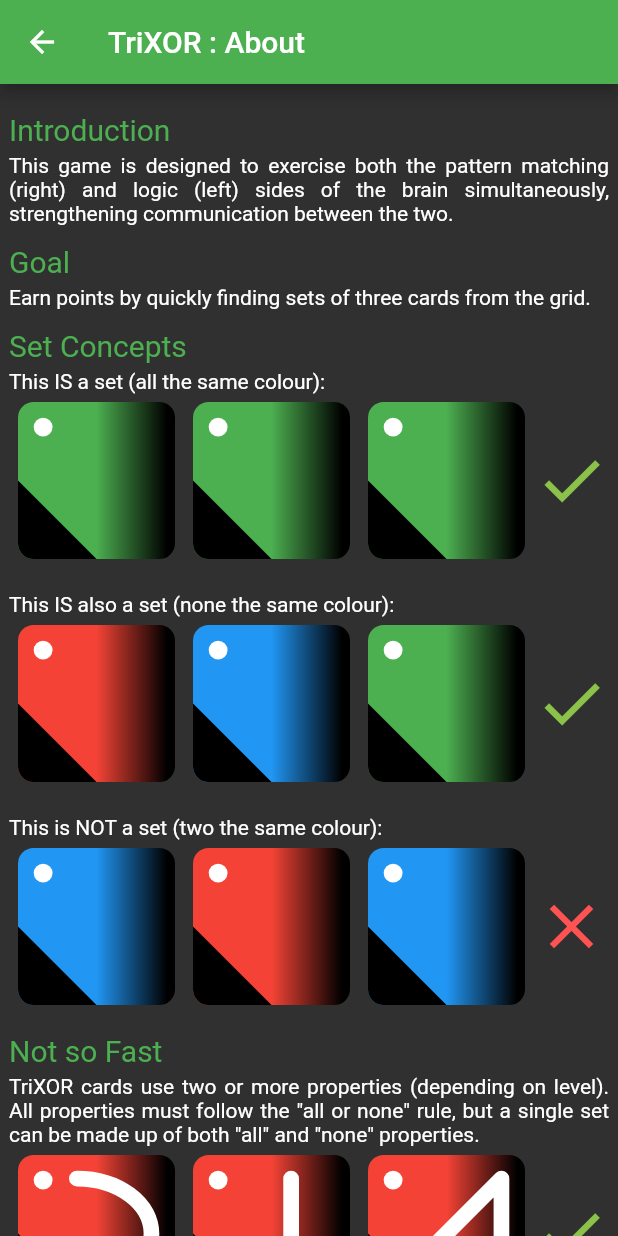
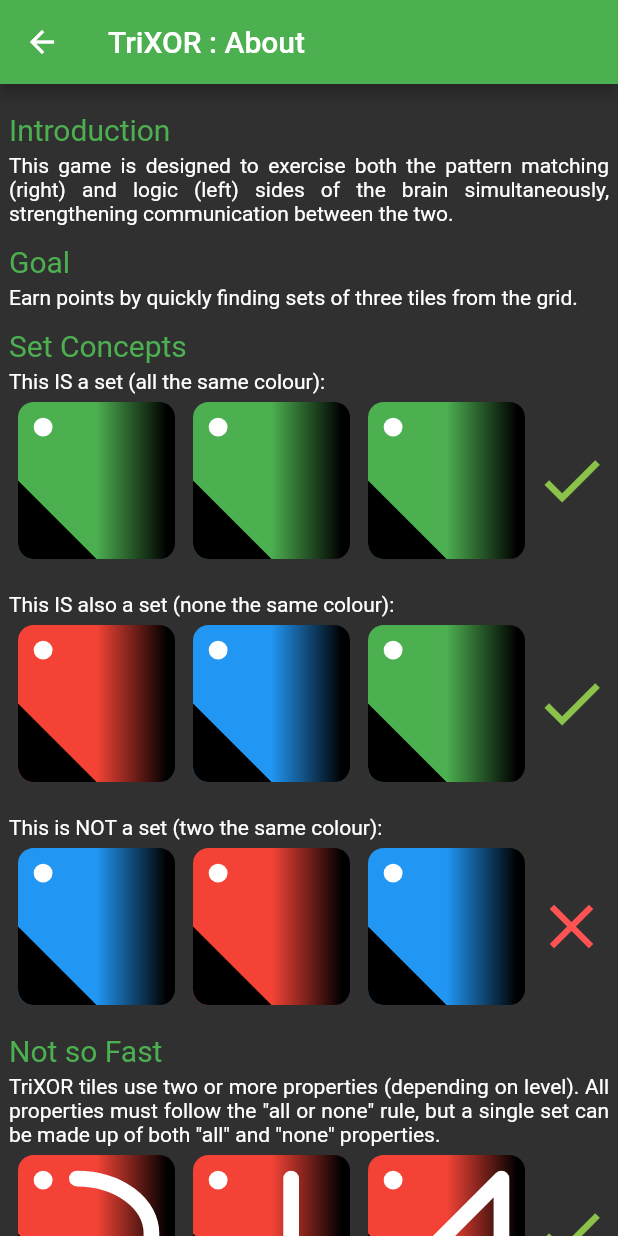
Before and after one commit to krolaw/trixor, a Flutter app: the screen it shows after launch, after a tap on "About", on a phone screen of 412 x 824 dp. Run offline on Flutter 3.47's test engine with Material 2 defaults, Android fonts, the phone set to English and light mode, and no system bars; our stand-ins replace just_audio, package_info, shared_preferences, sqflite, vibration, wakelock; accounts and stored records are empty.

```diff
--- a/lib/about.dart
+++ b/lib/about.dart
@@ -42,7 +42,7 @@ class HowToPlay extends StatelessWidget {
         .toList();
   }
 
-  Widget _cardRow(BuildContext context, Iterable<List<int>> attrs, bool omit,
+  Widget _tileRow(BuildContext context, Iterable<List<int>> attrs, bool omit,
           bool isSet) =>
       Row(
         mainAxisSize: MainAxisSize.min,
@@ -90,35 +90,35 @@ class HowToPlay extends StatelessWidget {
           ),
           Text("Goal", style: headStyle),
           Text(
-            "Earn points by quickly finding sets of three cards"
+            "Earn points by quickly finding sets of three tiles"
             " from the grid.",
             textAlign: TextAlign.justify,
           ),
           Text("Set Concepts", style: headStyle),
           Text("This IS a set (all the same colour):"),
-          _cardRow(context, s1.map((e) => [e, -1, 0, 0]), true, true),
+          _tileRow(context, s1.map((e) => [e, -1, 0, 0]), true, true),
           Text("\nThis IS also a set (none the same colour):"),
-          _cardRow(context, s2.map((e) => [e, -1, 0, 0]), true, true),
+          _tileRow(context, s2.map((e) => [e, -1, 0, 0]), true, true),
           Text("\nThis is NOT a set (two the same colour):"),
-          _cardRow(context, s3.map((e) => [e, -1, 0, 0]), true, false),
+          _tileRow(context, s3.map((e) => [e, -1, 0, 0]), true, false),
           Text("Not so Fast", style: headStyle),
           Text(
-              "TriXOR cards use two or more properties (depending on level)."
+              "TriXOR tiles use two or more properties (depending on level)."
               " All properties must follow the \"all or none\" rule, but a single set"
               " can be made up of both \"all\" and \"none\" properties.",
               textAlign: TextAlign.justify),
-          _cardRow(context, a1, false, true),
-          _cardRow(context, a2, false, true),
-          _cardRow(context, a3, false, true),
+          _tileRow(context, a1, false, true),
+          _tileRow(context, a2, false, true),
+          _tileRow(context, a3, false, true),
           Text("\nColor mismatch"),
-          _cardRow(context, a4, false, false),
+          _tileRow(context, a4, false, false),
           Text("\nSymbol mismatch"),
-          _cardRow(context, a5, false, false),
+          _tileRow(context, a5, false, false),
           Text("Game Details", style: headStyle),
           ...<Widget>[
             ...[
               "There is exactly one set on the grid at any given time.",
-              "When the set is found, its three cards are replaced and the game continues.",
+              "When the set is found, its three tiles are replaced and the game continues.",
               "Each set increases the game score by between 1 and 30 points,"
                   " depending on the time taken to find it.",
               "Each set increases the remaining game time by between 0 and 20 seconds,"
@@ -162,7 +162,7 @@ class HowToPlay extends StatelessWidget {
                           Text(" • "),
                           Expanded(child: Text(c, textAlign: TextAlign.justify))
                         ])),
-                _cardRow(context, p1, false, true),
+                _tileRow(context, p1, false, true),
               ],
             )
           ].asMap().entries.map((c) => Container(
@@ -197,9 +197,9 @@ of the brain simultaneously, strengthening communication between the two.
 
 # Goal
 
-Find a group of three cards, where if two cards share the same property, so must
+Find a group of three tiles, where if two tiles share the same property, so must
 the third. Sharing no properties is also valid. Depending on the game level,
-cards will have three to five properties (colour, shape, number, background and
+tiles will have three to five properties (colour, shape, number, background and
 pattern), all must follow the property rule.
 
 These are groups:
@@ -221,7 +221,7 @@ Shape Mismatch
 # Game Play
 Your score and potentially your remaining time increases depending on how fast
 you find each group. There is only ever one possible group on the screen at one
-time. Once found, the three cards are replaced and the game continues.,
+time. Once found, the three tiles are replaced and the game continues.,
 
 # Created by
 Richard Warburton of http://www.prototec.co.nz
--- a/lib/cardView.dart
+++ b/lib/cardView.dart
@@ -43,9 +43,9 @@ class CardPainter extends CustomPainter {
 
   final List<int> attrs;
   final List<int> fail;
-  final failCol = Colors.purpleAccent.shade100;
-  final failCol2 = Colors.purpleAccent.shade400;
-  final failCol3 = Colors.purpleAccent.shade700;
+  final failCol = Colors.grey;
+  final failCol2 = Colors.grey.shade300;
+  final failCol3 = Colors.grey.shade700;
   CardPainter(logic.Card card, {bool omit = false, logic.Card? fail})
       : attrs = [...card.attrs],
         fail = [...(fail?.attrs ?? [])] {
@@ -57,16 +57,24 @@ class CardPainter extends CustomPainter {
   void paint(Canvas canvas, Size size) {
     final Paint p = Paint();
 
-    final colour = fail[0] == attrs[0] ? failCol2 : colours[attrs[0]];
+    final colour =
+        (fail[0] != -1 && fail[0] != attrs[0]) ? failCol2 : colours[attrs[0]];
 
     canvas.clipRRect(RRect.fromLTRBR(0, 0, size.width, size.height,
         Radius.elliptical(size.width / 10, size.height / 10)));
 
-    switch (attrs.length > 3 ? attrs[3] : 1) {
+    var gradAttr = attrs.length > 3 ? attrs[3] : 1;
+    if (gradAttr == 1 && fail[3] != -1 && fail[3] != 1) {
+      gradAttr = fail[3];
+    }
+
+    switch (gradAttr) {
       case 0:
         p.shader = ui.Gradient.linear(Offset(0, 0), Offset(size.width, 0), [
           colour,
-          attrs.length > 3 && fail[3] == attrs[3] ? failCol3 : Colors.black
+          (attrs.length > 3 && fail[3] != -1 && fail[3] != attrs[3])
+              ? failCol3
+              : Colors.black
         ], [
           0.5,
           0.95
@@ -79,7 +87,10 @@ class CardPainter extends CustomPainter {
         p.shader = ui.Gradient.linear(
             Offset(0, 0),
             Offset(size.width * 0.20, size.height * 0.10),
-            [colour, fail[3] == attrs[3] ? failCol3 : Colors.black],
+            [
+              colour,
+              (fail[3] != -1 && fail[3] != attrs[3]) ? failCol3 : Colors.black
+            ],
             [0.6, 0.6],
             TileMode.repeated);
         break;
@@ -89,7 +100,7 @@ class CardPainter extends CustomPainter {
 
     final pp = Paint()
       ..color = attrs.length > 4
-          ? (fail[4] == attrs[4] ? failCol3 : Colors.black)
+          ? (fail[4] != -1 && fail[4] != attrs[4] ? failCol3 : Colors.black)
           : Colors.black;
 
     switch (attrs.length > 4 ? this.attrs[4] : 0) {
@@ -157,7 +168,8 @@ class CardPainter extends CustomPainter {
             ..style = PaintingStyle.stroke
             ..strokeCap = StrokeCap.round
             ..strokeJoin = StrokeJoin.round
-            ..color = fail[1] == attrs[1] ? failCol : Colors.white
+            ..color =
+                (fail[1] != -1 && fail[1] != attrs[1]) ? failCol : Colors.white
             ..strokeWidth = width);
     }
 
@@ -167,7 +179,10 @@ class CardPainter extends CustomPainter {
         canvas.drawCircle(
             Offset(width + o / 2, width + o / 2 + i * o * 1.5),
             o / 2,
-            Paint()..color = fail[2] == attrs[2] ? failCol : Colors.white);
+            Paint()
+              ..color = (fail[2] != -1 && fail[2] != attrs[2])
+                  ? failCol
+                  : Colors.white);
     }
   }
 
--- a/lib/logic.dart
+++ b/lib/logic.dart
@@ -87,7 +87,7 @@ class Board {
           final b = cards[1].attrs[i];
           final c = cards[2].attrs[i];
           if (_match(a, b) == c) return -1;
-          return cards[a == b ? 2 : (a == c ? 1 : 0)].attrs[i];
+          return cards[a == b ? 0 : (a == c ? 0 : 1)].attrs[i];
         }))
       ];
     }
--- a/lib/main.dart
+++ b/lib/main.dart
@@ -1,11 +1,14 @@
+import 'package:flutter/foundation.dart';
 import 'package:flutter/material.dart';
 import 'package:package_info/package_info.dart';
 import 'highscores.dart';
+import 'licences.dart';
 import 'settings.dart';
 import 'game.dart';
 import 'about.dart';
 
 void main() {
+  LicenseRegistry.addLicense(() => licenses());
   runApp(MyApp());
 }
 
@@ -15,6 +18,7 @@ class MyApp extends StatelessWidget {
   Widget build(BuildContext context) {
     return MaterialApp(
       title: 'TriXOR',
+      debugShowCheckedModeBanner: false,
       theme: ThemeData(
         // This is the theme of your application.
         //
@@ -39,7 +43,8 @@ class MyApp extends StatelessWidget {
               visualDensity: VisualDensity.compact,
               backgroundColor: Colors.green,
               primary: Colors.white),
-          )),
+        ),
+      ),
       home: MyHomePage(),
     );
   }
--- a/pubspec.yaml
+++ b/pubspec.yaml
@@ -15,7 +15,7 @@ publish_to: 'none' # Remove this line if you wish to publish to pub.dev
 # In iOS, build-name is used as CFBundleShortVersionString while build-number used as CFBundleVersion.
 # Read more about iOS versioning at
 # https://developer.apple.com/library/archive/documentation/General/Reference/InfoPlistKeyReference/Articles/CoreFoundationKeys.html
-version: 1.2.0+1
+version: 1.2.0+2
 
 environment:
   sdk: '>=2.12.0 <3.0.0'
```
Also changed, not shown: lib/game.dart (+79 -20 lines), lib/licences.dart (added, +140 -0 lines), lib/sounds.dart (+0 -17 lines), assets/Feature1024x500.png (added), assets/icon512.png (added), 4 other files. Lines whose indentation alone changed are shown as unchanged.
